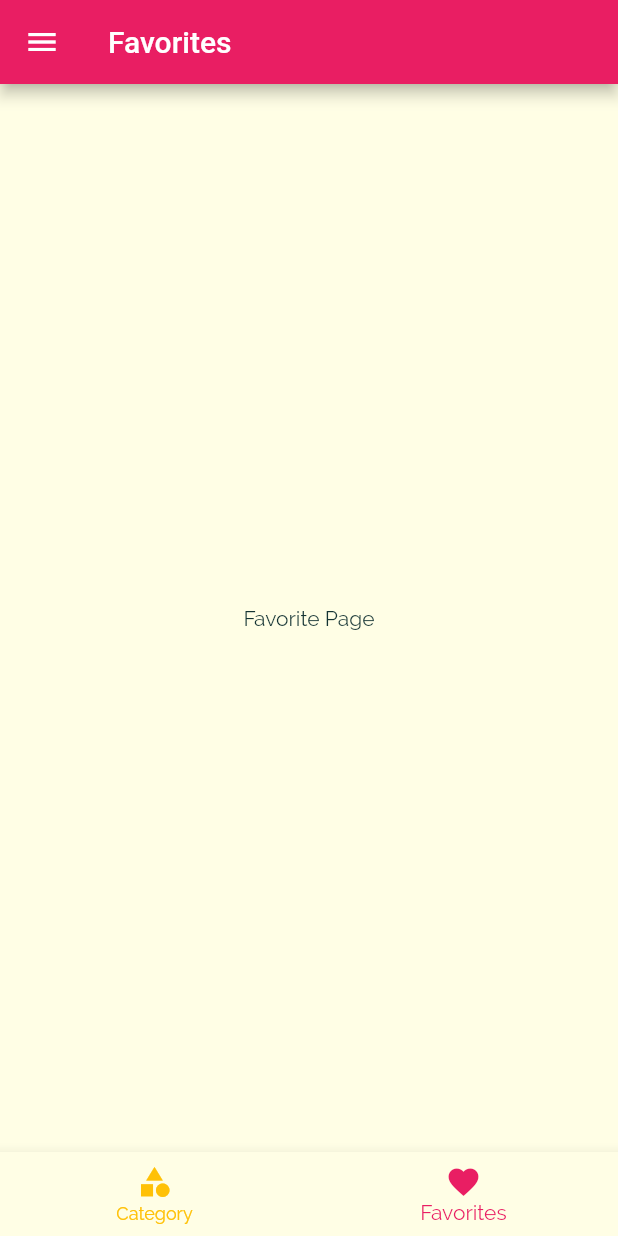
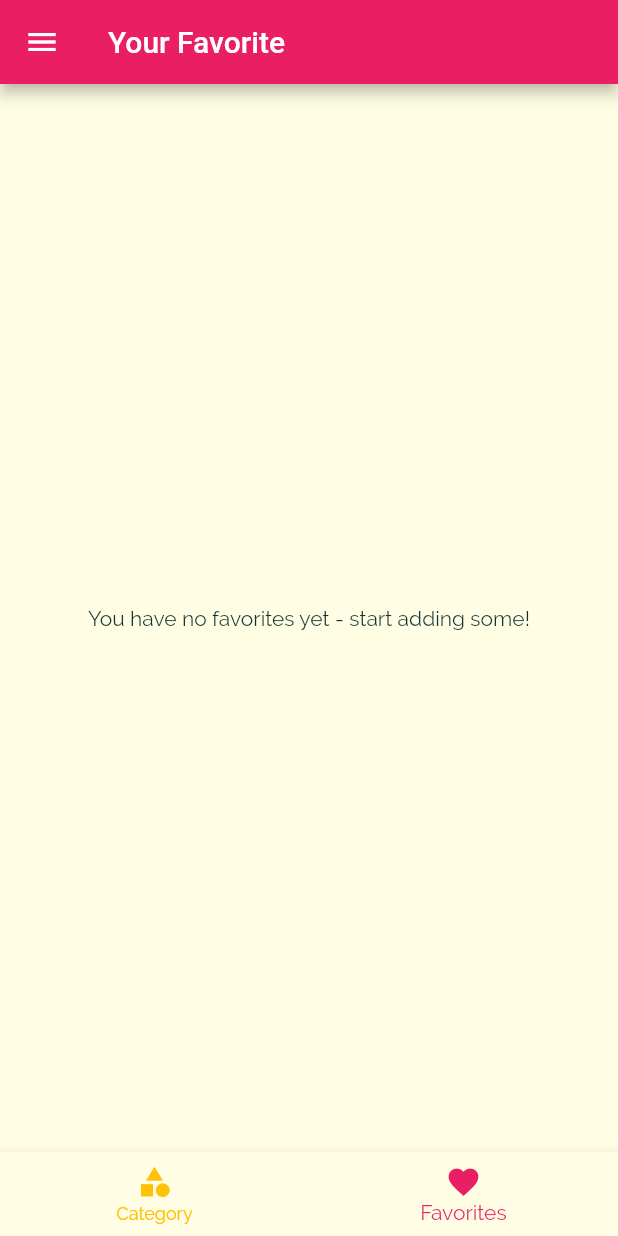
Before and after one commit to mahmudulshuvo/MealApp, a Flutter app: the screen it shows after launch, item 2 of the bottom bar chosen, on a phone screen of 412 x 824 dp. Run offline on Flutter 3.47's test engine with Material 2 defaults, Android fonts, the phone set to English and light mode, and no system bars.

Commit message:
add favorites

```diff
--- a/lib/main.dart
+++ b/lib/main.dart
@@ -24,6 +24,7 @@ class _MyAppState extends State<MyApp> {
       isVegetarian: false);
 
   List<Meal> availableMeals = DUMMY_MEALS;
+  List<Meal> _favoriteMeals = [];
 
   void _setFilters(Filter updatedFilters) {
     setState(() {
@@ -45,6 +46,26 @@ class _MyAppState extends State<MyApp> {
         return true;
       }).toList();
     });
+  }
+
+  void _toggleFavorite(String mealId) {
+    final existingIndex =
+        _favoriteMeals.indexWhere((meal) => meal.id == mealId);
+    if (existingIndex >= 0) {
+      setState(() {
+        _favoriteMeals.removeAt(existingIndex);
+      });
+    } else {
+      setState(() {
+        _favoriteMeals.add(
+          DUMMY_MEALS.firstWhere((meal) => meal.id == mealId),
+        );
+      });
+    }
+  }
+
+  bool _isMealFavorite(String id) {
+    return _favoriteMeals.any((meal) => meal.id == id);
   }
 
   @override
@@ -71,11 +92,12 @@ class _MyAppState extends State<MyApp> {
       ),
       initialRoute: '/', // default is '/'
       routes: {
-        '/': (ctx) => const TabsScreen(),
+        '/': (ctx) => TabsScreen(_favoriteMeals),
         CategoryMealsScreen.routeName: (ctx) => CategoryMealsScreen(
               availableMeals: availableMeals,
             ),
-        MealDetailScreen.routeName: (ctx) => MealDetailScreen(),
+        MealDetailScreen.routeName: (ctx) =>
+            MealDetailScreen(_toggleFavorite, _isMealFavorite),
         FiltersScreen.routeName: (ctx) => FiltersScreen(
               selectedFilters: filter,
               setFilters: _setFilters,
--- a/lib/screens/category_meal_screen.dart
+++ b/lib/screens/category_meal_screen.dart
@@ -60,7 +60,6 @@ class _CategoryMealsScreenState extends State<CategoryMealsScreen> {
               duration: displayedMeals[idx].duration,
               complexity: displayedMeals[idx].complexity,
               affordability: displayedMeals[idx].affordability,
-              removeItem: _removeMeal,
             );
           },
           itemCount: displayedMeals.length),
--- a/lib/screens/favorite_screen.dart
+++ b/lib/screens/favorite_screen.dart
@@ -1,12 +1,33 @@
 import 'package:flutter/material.dart';
 
-class FavoriteScreen extends StatelessWidget {
-  const FavoriteScreen({Key? key}) : super(key: key);
+import '../models/meal.dart';
+import '../widgets/meal_item.dart';
+
+class FavoritesScreen extends StatelessWidget {
+  final List<Meal> favoriteMeals;
+
+  FavoritesScreen(this.favoriteMeals);
 
   @override
   Widget build(BuildContext context) {
-    return Center(
-      child: Text('Favorite Page'),
-    );
+    if (favoriteMeals.isEmpty) {
+      return Center(
+        child: Text('You have no favorites yet - start adding some!'),
+      );
+    } else {
+      return ListView.builder(
+        itemBuilder: (ctx, index) {
+          return MealItem(
+            id: favoriteMeals[index].id,
+            title: favoriteMeals[index].title,
+            imageUrl: favoriteMeals[index].imageUrl,
+            duration: favoriteMeals[index].duration,
+            affordability: favoriteMeals[index].affordability,
+            complexity: favoriteMeals[index].complexity,
+          );
+        },
+        itemCount: favoriteMeals.length,
+      );
+    }
   }
 }
--- a/lib/screens/tabs_screen.dart
+++ b/lib/screens/tabs_screen.dart
@@ -3,20 +3,35 @@ import 'package:meal_app/widgets/main_drawer.dart';
 
 import 'favorite_screen.dart';
 import 'categories_screen.dart';
+import '../models/meal.dart';
 
 class TabsScreen extends StatefulWidget {
-  const TabsScreen({Key? key}) : super(key: key);
+  final List<Meal> favoriteMeals;
 
+  TabsScreen(this.favoriteMeals);
   @override
   _TabsScreenState createState() => _TabsScreenState();
 }
 
 class _TabsScreenState extends State<TabsScreen> {
-  final List<Map<String, dynamic>> _pages = [
-    {'page': const CategoriesScreen(), 'title': 'Category'},
-    {'page': const FavoriteScreen(), 'title': 'Favorites'}
-  ];
+  List<Map<String, dynamic>> _pages = [];
+
   int _selectedIndex = 0;
+
+  @override
+  void initState() {
+    _pages = [
+      {
+        'page': CategoriesScreen(),
+        'title': 'Categories',
+      },
+      {
+        'page': FavoritesScreen(widget.favoriteMeals),
+        'title': 'Your Favorite',
+      },
+    ];
+    super.initState();
+  }
 
   void _selectedPage(int index) {
     setState(() {
```
Also changed, not shown: lib/screens/meal_detail_screen.dart (+9 -4 lines), lib/widgets/meal_item.dart (+5 -9 lines).
